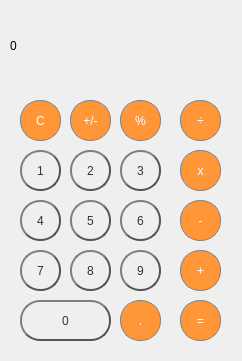
First picture: the form in Calculator/mainwindow.ui, repository Arsenic-ATG/Qt-calculator, before the edit.
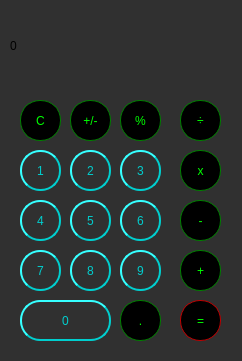
Second picture: the form after the edit.

Commit message:
Theme: "matrix"
Green on black with some hints of teal.

The edit to the form file:
```diff
--- a/Calculator/mainwindow.ui
+++ b/Calculator/mainwindow.ui
@@ -13,6 +13,10 @@
   <property name="windowTitle">
    <string>MainWindow</string>
   </property>
+  <property name="styleSheet">
+   <string notr="true">/*Change the background color */
+background-color: rgb(48, 48, 48);</string>
+  </property>
   <widget class="QWidget" name="centralwidget">
    <widget class="QLabel" name="label">
     <property name="geometry">
@@ -54,8 +58,8 @@
 QPushButton {
   background-color: rgb(215, 215, 215);
   border: 2px solid #555;
-border-radius: 20px;
-border-style: outset;
+  border-radius: 20px;
+  border-style: outset;
 }
 QPushButton:pressed {
     background-color: qlineargradient(x1: 0, y1: 0, x2: 0, y2: 1,
@@ -65,9 +69,9 @@
 
 /* (Orange buttons) Operations Buttons Stylesheet */
 QPushButton {
-  background-color: rgb(255, 151, 57);
-  color: white; 
-  border: 1px solid gray;
+  background-color: rgb(0, 0, 0);
+  color: lime; 
+  border: 1px solid green;
 }
 
 QPushButton:pressed {
@@ -106,9 +110,9 @@
 
 /* (Orange buttons) Operations Buttons Stylesheet */
 QPushButton {
-  background-color: rgb(255, 151, 57);
-  color: white; 
-  border: 1px solid gray;
+  background-color: rgb(0, 0, 0);
+  color: lime; 
+  border: 1px solid green;
 }
 
 QPushButton:pressed {
@@ -147,9 +151,9 @@
 
 /* (Orange buttons) Operations Buttons Stylesheet */
 QPushButton {
-  background-color: rgb(255, 151, 57);
-  color: white; 
-  border: 1px solid gray;
+  background-color: rgb(0, 0, 0);
+  color: lime; 
+  border: 1px solid green;
 }
 
 QPushButton:pressed {
@@ -188,9 +192,9 @@
 
 /* (Orange buttons) Operations Buttons Stylesheet */
 QPushButton {
-  background-color: rgb(255, 151, 57);
-  color: white; 
-  border: 1px solid gray;
+  background-color: rgb(0, 0, 0);
+  color: lime; 
+  border: 1px solid green;
 }
 
 QPushButton:pressed {
@@ -214,13 +218,13 @@
     </property>
     <property name="styleSheet">
      <string notr="true">QPushButton {
-color: #333;
-border: 2px solid #555;
+color: #00cece;
+border: 2px solid #00cece;
 border-radius: 20px;
 border-style: outset;
 background: qradialgradient(
 cx: 0.3, cy: -0.4, fx: 0.3, fy: -0.4,
-radius: 1.35, stop: 0 #fff, stop: 1 #888
+radius: 1.35, stop: 0 #000000, stop: 1 #000000
 );
 padding: 5px;
 }
@@ -255,13 +259,13 @@
     </property>
     <property name="styleSheet">
      <string notr="true">QPushButton {
-color: #333;
-border: 2px solid #555;
+color: #00cece;
+border: 2px solid #00cece;
 border-radius: 20px;
 border-style: outset;
 background: qradialgradient(
 cx: 0.3, cy: -0.4, fx: 0.3, fy: -0.4,
-radius: 1.35, stop: 0 #fff, stop: 1 #888
+radius: 1.35, stop: 0 #000000, stop: 1 #000000
 );
 padding: 5px;
 }
@@ -311,9 +315,9 @@
 
 /* (Orange buttons) Operations Buttons Stylesheet */
 QPushButton {
-  background-color: rgb(255, 151, 57);
-  color: white; 
-  border: 1px solid gray;
+  background-color: rgb(0, 0, 0);
+  color: lime;; 
+  border: 1px solid green;
 }
 
 QPushButton:pressed {
@@ -337,13 +341,13 @@
     </property>
     <property name="styleSheet">
      <string notr="true">QPushButton {
-color: #333;
-border: 2px solid #555;
+color: #00cece;
+border: 2px solid #00cece;
 border-radius: 20px;
 border-style: outset;
 background: qradialgradient(
 cx: 0.3, cy: -0.4, fx: 0.3, fy: -0.4,
-radius: 1.35, stop: 0 #fff, stop: 1 #888
+radius: 1.35, stop: 0 #000000, stop: 1 #000000
 );
 padding: 5px;
 }
@@ -378,13 +382,13 @@
     </property>
     <property name="styleSheet">
      <string notr="true">QPushButton {
-color: #333;
-border: 2px solid #555;
+color: #00cece;
+border: 2px solid #00cece;
 border-radius: 20px;
 border-style: outset;
 background: qradialgradient(
 cx: 0.3, cy: -0.4, fx: 0.3, fy: -0.4,
-radius: 1.35, stop: 0 #fff, stop: 1 #888
+radius: 1.35, stop: 0 #000000, stop: 1 #000000
 );
 padding: 5px;
 }
@@ -420,13 +424,13 @@
     </property>
     <property name="styleSheet">
      <string notr="true">QPushButton {
-color: #333;
-border: 2px solid #555;
+color: #00cece;
+border: 2px solid #00cece;
 border-radius: 20px;
 border-style: outset;
 background: qradialgradient(
 cx: 0.3, cy: -0.4, fx: 0.3, fy: -0.4,
-radius: 1.35, stop: 0 #fff, stop: 1 #888
+radius: 1.35, stop: 0 #000000, stop: 1 #000000
 );
 padding: 5px;
 }
@@ -476,9 +480,9 @@
 
 /* (Orange buttons) Operations Buttons Stylesheet */
 QPushButton {
-  background-color: rgb(255, 151, 57);
-  color: white; 
-  border: 1px solid gray;
+  background-color: rgb(0, 0, 0);
+  color: lime; 
+  border: 1px solid green;
 }
 
 QPushButton:pressed {
@@ -502,13 +506,13 @@
     </property>
     <property name="styleSheet">
      <string notr="true">QPushButton {
-color: #333;
-border: 2px solid #555;
+color: #00cece;
+border: 2px solid #00cece;
 border-radius: 20px;
 border-style: outset;
 background: qradialgradient(
 cx: 0.3, cy: -0.4, fx: 0.3, fy: -0.4,
-radius: 1.35, stop: 0 #fff, stop: 1 #888
+radius: 1.35, stop: 0 #000000, stop: 1 #000000
 );
 padding: 5px;
 }
@@ -543,13 +547,13 @@
     </property>
     <property name="styleSheet">
      <string notr="true">QPushButton {
-color: #333;
-border: 2px solid #555;
+color: #00cece;
+border: 2px solid #00cece;
 border-radius: 20px;
 border-style: outset;
 background: qradialgradient(
 cx: 0.3, cy: -0.4, fx: 0.3, fy: -0.4,
-radius: 1.35, stop: 0 #fff, stop: 1 #888
+radius: 1.35, stop: 0 #000000, stop: 1 #000000
 );
 padding: 5px;
 }
@@ -585,13 +589,13 @@
     </property>
     <property name="styleSheet">
      <string notr="true">QPushButton {
-color: #333;
-border: 2px solid #555;
+color: #00cece;
+border: 2px solid #00cece;
 border-radius: 20px;
 border-style: outset;
 background: qradialgradient(
 cx: 0.3, cy: -0.4, fx: 0.3, fy: -0.4,
-radius: 1.35, stop: 0 #fff, stop: 1 #888
+radius: 1.35, stop: 0 #000000, stop: 1 #000000
 );
 padding: 5px;
 }
@@ -641,9 +645,9 @@
 
 /* (Orange buttons) Operations Buttons Stylesheet */
 QPushButton {
-  background-color: rgb(255, 151, 57);
-  color: white; 
-  border: 1px solid gray;
+  background-color: rgb(0, 0, 0);
+  color: lime; 
+  border: 1px solid green;
 }
 
 QPushButton:pressed {
@@ -667,13 +671,13 @@
     </property>
     <property name="styleSheet">
      <string notr="true">QPushButton {
-color: #333;
-border: 2px solid #555;
+color: #00cece;
+border: 2px solid #00cece;
 border-radius: 20px;
 border-style: outset;
 background: qradialgradient(
 cx: 0.3, cy: -0.4, fx: 0.3, fy: -0.4,
-radius: 1.35, stop: 0 #fff, stop: 1 #888
+radius: 1.35, stop: 0 #000000, stop: 1 #000000
 );
 padding: 5px;
 }
@@ -723,9 +727,9 @@
 
 /* (Orange buttons) Operations Buttons Stylesheet */
 QPushButton {
-  background-color: rgb(255, 151, 57);
-  color: white; 
-  border: 1px solid gray;
+  background-color: rgb(0, 0, 0);
+  color: lime; 
+  border: 1px solid green;
 }
 
 QPushButton:pressed {
@@ -749,13 +753,13 @@
     </property>
     <property name="styleSheet">
      <string notr="true">QPushButton {
-color: #333;
-border: 2px solid #555;
+color: #00cece;
+border: 2px solid #00cece;
 border-radius: 20px;
 border-style: outset;
 background: qradialgradient(
 cx: 0.3, cy: -0.4, fx: 0.3, fy: -0.4,
-radius: 1.35, stop: 0 #fff, stop: 1 #888
+radius: 1.35, stop: 0 #000000, stop: 1 #000000
 );
 padding: 5px;
 }
@@ -805,9 +809,9 @@
 
 /* (Orange buttons) Operations Buttons Stylesheet */
 QPushButton {
-  background-color: rgb(255, 151, 57);
-  color: white; 
-  border: 1px solid gray;
+  background-color: rgb(0, 0, 0);
+  color: lime; 
+  border: 1px solid #be0000;
 }
 
 QPushButton:pressed {
```
Left out of the diff: 61 changed lines with no effect on the pictures. The commit also changes 1 other file.
